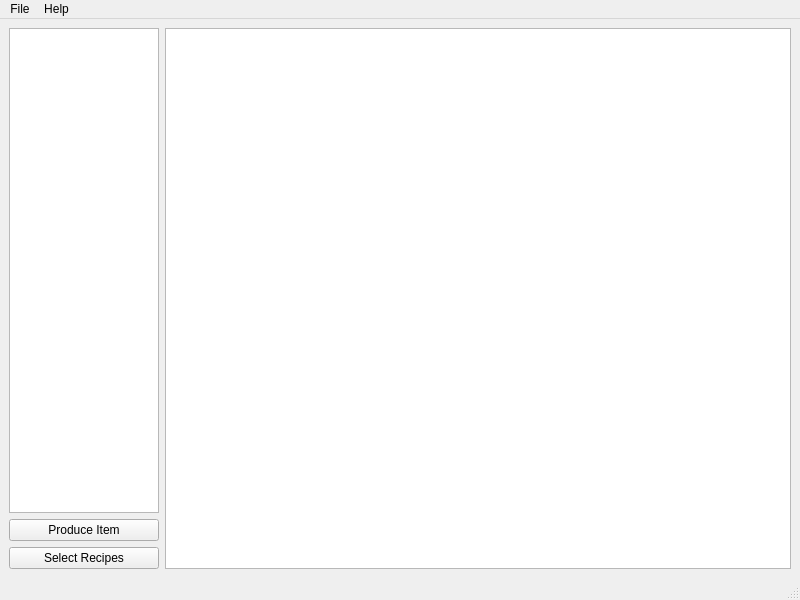
Before: the Qt Designer form src/mainwindow.ui in nvenditto/satiscalculator, drawn with Qt 5.
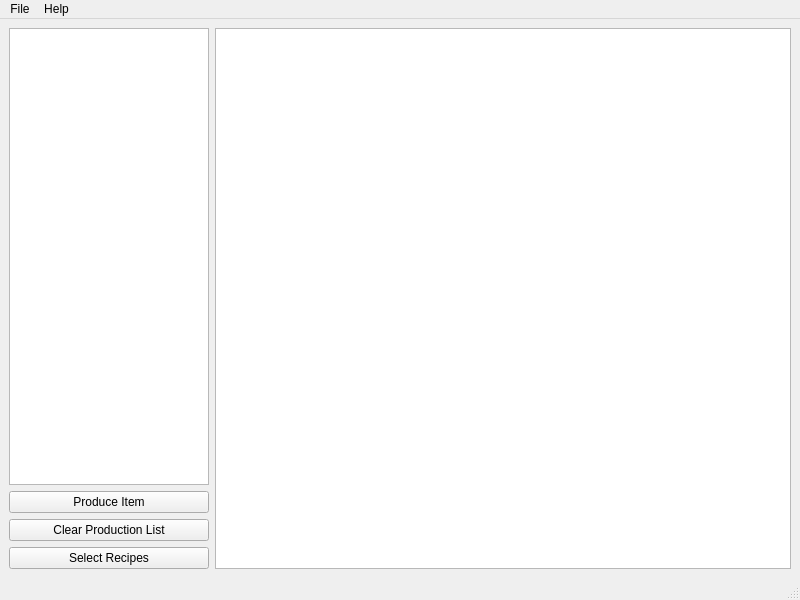
After: the same form once the commit is applied.

Commit message: Enabled selecting production list

```diff
--- a/src/mainwindow.ui
+++ b/src/mainwindow.ui
@@ -27,9 +27,15 @@
             <verstretch>0</verstretch>
            </sizepolicy>
           </property>
+          <property name="minimumSize">
+           <size>
+            <width>200</width>
+            <height>0</height>
+           </size>
+          </property>
           <property name="maximumSize">
            <size>
-            <width>150</width>
+            <width>0</width>
             <height>16777215</height>
            </size>
           </property>
@@ -39,7 +45,7 @@
          <widget class="QPushButton" name="addRecipeButton">
           <property name="minimumSize">
            <size>
-            <width>150</width>
+            <width>200</width>
             <height>0</height>
            </size>
           </property>
@@ -54,11 +60,24 @@
           </property>
          </widget>
         </item>
+        <item>
+         <widget class="QPushButton" name="clearButton">
+          <property name="minimumSize">
+           <size>
+            <width>200</width>
+            <height>0</height>
+           </size>
+          </property>
+          <property name="text">
+           <string>Clear Production List</string>
+          </property>
+         </widget>
+        </item>
         <item>
          <widget class="QPushButton" name="selectRecipesButton">
           <property name="minimumSize">
            <size>
-            <width>150</width>
+            <width>200</width>
             <height>0</height>
            </size>
           </property>
```
Left out of the diff: 4 changed lines with no effect on the pictures. The commit also changes 8 other files.
